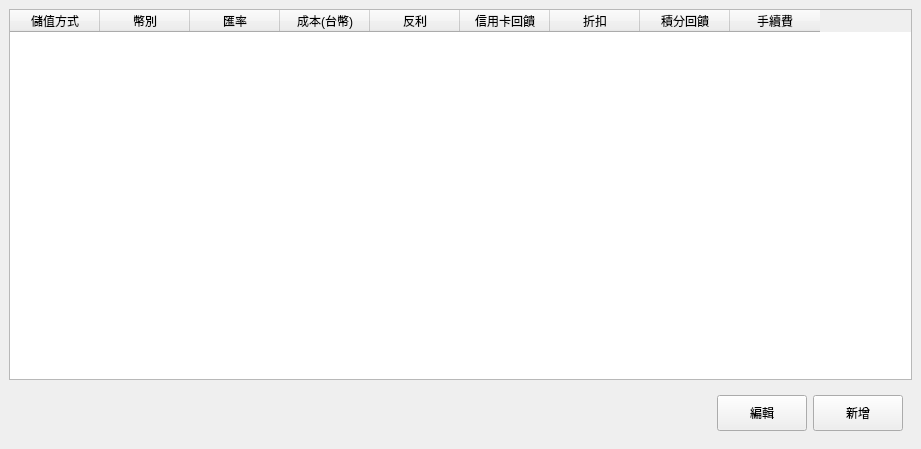
Above: src/AdbClient/StageManagerSetting/LayerAddValueType.ui from roger0816/Adb before the change. Below: the same form after it.
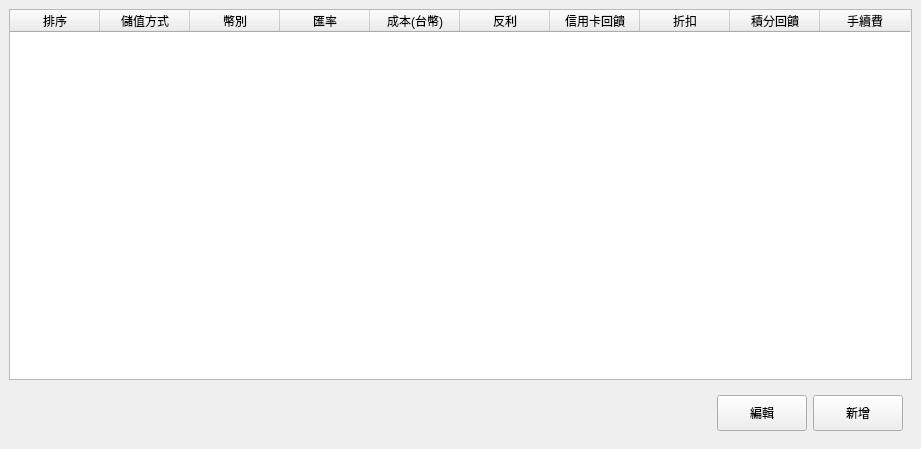
That is the form after the change.

Patch:
```diff
--- a/src/AdbClient/StageManagerSetting/LayerAddValueType.ui
+++ b/src/AdbClient/StageManagerSetting/LayerAddValueType.ui
@@ -46,6 +46,11 @@
         <attribute name="verticalHeaderVisible">
          <bool>false</bool>
         </attribute>
+        <column>
+         <property name="text">
+          <string>排序</string>
+         </property>
+        </column>
         <column>
          <property name="text">
           <string>儲值方式</string>
```
